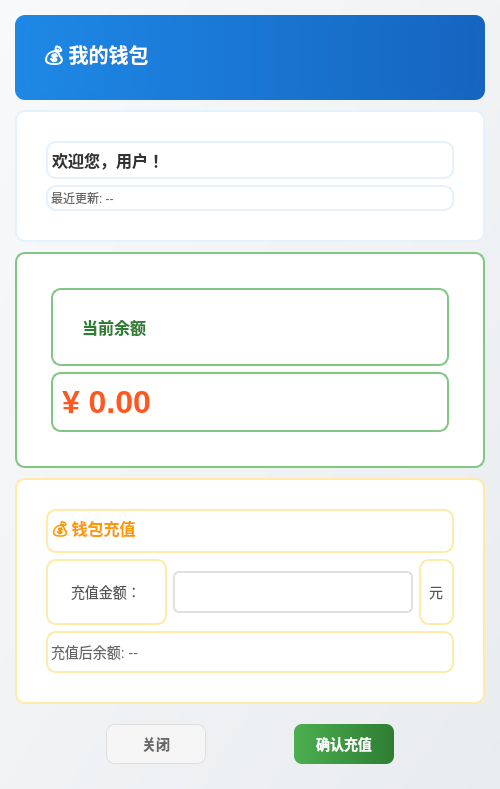
The window that Client/walletdialog.ui (smallsmallrui214/FlightBookingSystem) describes before a commit, drawn with Qt 5.
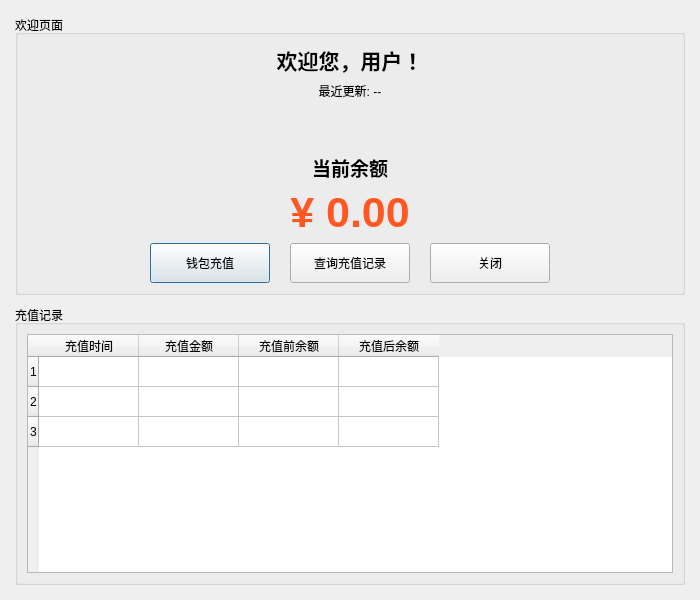
The same window after the commit.

Commit message: 充值与充值记录 - xyfkw13

```diff
--- a/Client/walletdialog.ui
+++ b/Client/walletdialog.ui
@@ -6,19 +6,13 @@
    <rect>
     <x>0</x>
     <y>0</y>
-    <width>500</width>
-    <height>450</height>
+    <width>700</width>
+    <height>600</height>
    </rect>
   </property>
   <property name="windowTitle">
    <string>我的钱包</string>
   </property>
-  <property name="styleSheet">
-   <string notr="true">QDialog {
-    background: qlineargradient(x1:0, y1:0, x2:1, y2:1, stop:0 #f8f9fa, stop:1 #e9ecef);
-    font-family: &quot;Microsoft YaHei&quot;, &quot;PingFang SC&quot;, sans-serif;
-}</string>
-  </property>
   <layout class="QVBoxLayout" name="verticalLayout">
    <property name="spacing">
     <number>10</number>
@@ -36,358 +30,200 @@
     <number>15</number>
    </property>
    <item>
-    <widget class="QFrame" name="headerFrame">
-     <property name="styleSheet">
-      <string notr="true">QFrame {
-    background: qlineargradient(x1:0, y1:0, x2:1, y2:0, stop:0 #1e88e5, stop:1 #1565c0);
-    border-radius: 10px;
-}</string>
-     </property>
-     <property name="frameShape">
-      <enum>QFrame::Shape::StyledPanel</enum>
-     </property>
-     <property name="frameShadow">
-      <enum>QFrame::Shadow::Raised</enum>
-     </property>
-     <layout class="QHBoxLayout" name="horizontalLayout">
-      <item>
-       <widget class="QLabel" name="titleLabel">
-        <property name="styleSheet">
-         <string notr="true">QLabel {
-    color: white;
-    font-size: 20px;
-    font-weight: bold;
-    padding: 15px;
-}</string>
-        </property>
-        <property name="text">
-         <string>💰 我的钱包</string>
-        </property>
-       </widget>
-      </item>
-     </layout>
-    </widget>
-   </item>
-   <item>
-    <widget class="QFrame" name="infoFrame">
-     <property name="styleSheet">
-      <string notr="true">QFrame {
-    background: white;
-    border: 2px solid #e3f2fd;
-    border-radius: 10px;
-    padding: 20px;
-}</string>
-     </property>
-     <property name="frameShape">
-      <enum>QFrame::Shape::StyledPanel</enum>
-     </property>
-     <property name="frameShadow">
-      <enum>QFrame::Shadow::Raised</enum>
+    <widget class="QGroupBox" name="welcomeGroupBox">
+     <property name="title">
+      <string>欢迎页面</string>
      </property>
      <layout class="QVBoxLayout" name="verticalLayout_2">
       <item>
        <widget class="QLabel" name="welcomeLabel">
-        <property name="styleSheet">
-         <string notr="true">QLabel {
-    color: #333;
-    font-size: 16px;
-    font-weight: bold;
-    padding: 5px 0px;
-}</string>
+        <property name="font">
+         <font>
+          <pointsize>16</pointsize>
+          <bold>true</bold>
+         </font>
         </property>
         <property name="text">
          <string>欢迎您，用户！</string>
         </property>
+        <property name="alignment">
+         <set>Qt::AlignmentFlag::AlignCenter</set>
+        </property>
        </widget>
       </item>
       <item>
        <widget class="QLabel" name="lastUpdateLabel">
-        <property name="styleSheet">
-         <string notr="true">QLabel {
-    color: #666;
-    font-size: 12px;
-    padding: 2px 0px;
-}</string>
-        </property>
         <property name="text">
          <string>最近更新: --</string>
         </property>
+        <property name="alignment">
+         <set>Qt::AlignmentFlag::AlignCenter</set>
+        </property>
        </widget>
       </item>
-     </layout>
-    </widget>
-   </item>
-   <item>
-    <widget class="QFrame" name="balanceFrame">
-     <property name="styleSheet">
-      <string notr="true">QFrame {
-    background: white;
-    border: 2px solid #81c784;
-    border-radius: 10px;
-    padding: 25px;
-}</string>
-     </property>
-     <property name="frameShape">
-      <enum>QFrame::Shape::StyledPanel</enum>
-     </property>
-     <property name="frameShadow">
-      <enum>QFrame::Shadow::Raised</enum>
-     </property>
-     <layout class="QVBoxLayout" name="verticalLayout_3">
       <item>
-       <widget class="QLabel" name="balanceTitleLabel">
-        <property name="styleSheet">
-         <string notr="true">QLabel {
-    color: #2e7d32;
-    font-size: 16px;
-    font-weight: bold;
-}</string>
+       <spacer name="verticalSpacer_2">
+        <property name="orientation">
+         <enum>Qt::Orientation::Vertical</enum>
+        </property>
+        <property name="sizeHint" stdset="0">
+         <size>
+          <width>20</width>
+          <height>20</height>
+         </size>
+        </property>
+       </spacer>
+      </item>
+      <item>
+       <widget class="QLabel" name="currentBalanceTitle">
+        <property name="font">
+         <font>
+          <pointsize>14</pointsize>
+          <bold>true</bold>
+         </font>
         </property>
         <property name="text">
          <string>当前余额</string>
         </property>
+        <property name="alignment">
+         <set>Qt::AlignmentFlag::AlignCenter</set>
+        </property>
        </widget>
       </item>
       <item>
        <widget class="QLabel" name="balanceLabel">
+        <property name="font">
+         <font>
+          <pointsize>32</pointsize>
+          <bold>true</bold>
+         </font>
+        </property>
         <property name="styleSheet">
-         <string notr="true">QLabel {
-    color: #ff5722;
-    font-size: 32px;
-    font-weight: bold;
-    font-family: 'Microsoft YaHei';
-    padding: 10px 0px;
-}</string>
+         <string notr="true">color: #ff5722;</string>
         </property>
         <property name="text">
          <string>¥ 0.00</string>
         </property>
-       </widget>
-      </item>
-     </layout>
-    </widget>
-   </item>
-   <item>
-    <widget class="QFrame" name="rechargeFrame">
-     <property name="styleSheet">
-      <string notr="true">QFrame {
-    background: white;
-    border: 2px solid #ffeaa7;
-    border-radius: 10px;
-    padding: 20px;
-}</string>
-     </property>
-     <property name="frameShape">
-      <enum>QFrame::Shape::StyledPanel</enum>
-     </property>
-     <property name="frameShadow">
-      <enum>QFrame::Shadow::Raised</enum>
-     </property>
-     <layout class="QVBoxLayout" name="verticalLayout_4">
-      <item>
-       <widget class="QLabel" name="rechargeTitleLabel">
-        <property name="styleSheet">
-         <string notr="true">QLabel {
-    color: #ff9800;
-    font-size: 16px;
-    font-weight: bold;
-    padding: 5px 0px;
-}</string>
+        <property name="alignment">
+         <set>Qt::AlignmentFlag::AlignCenter</set>
         </property>
-        <property name="text">
-         <string>💰 钱包充值</string>
-        </property>
        </widget>
       </item>
       <item>
-       <layout class="QHBoxLayout" name="rechargeLayout">
+       <layout class="QHBoxLayout" name="welcomeButtonsLayout">
+        <property name="spacing">
+         <number>20</number>
+        </property>
         <item>
-         <widget class="QLabel" name="amountLabel">
+         <spacer name="horizontalSpacer_3">
+          <property name="orientation">
+           <enum>Qt::Orientation::Horizontal</enum>
+          </property>
+          <property name="sizeHint" stdset="0">
+           <size>
+            <width>40</width>
+            <height>20</height>
+           </size>
+          </property>
+         </spacer>
+        </item>
+        <item>
+         <widget class="QPushButton" name="rechargeButton">
           <property name="minimumSize">
            <size>
-            <width>60</width>
-            <height>0</height>
+            <width>120</width>
+            <height>40</height>
            </size>
           </property>
-          <property name="styleSheet">
-           <string notr="true">QLabel {
-    color: #555;
-    font-size: 14px;
-}</string>
-          </property>
           <property name="text">
-           <string>充值金额：</string>
+           <string>钱包充值</string>
           </property>
          </widget>
         </item>
         <item>
-         <widget class="QLineEdit" name="rechargeAmountEdit">
-          <property name="styleSheet">
-           <string notr="true">QLineEdit {
-    background: white;
-    border: 2px solid #e0e0e0;
-    border-radius: 6px;
-    padding: 10px 12px;
-    font-size: 14px;
-    color: #333;
-}
-QLineEdit:focus {
-    border-color: #1e88e5;
-    background-color: #f8fdff;
-}</string>
+         <widget class="QPushButton" name="viewRecordsButton">
+          <property name="minimumSize">
+           <size>
+            <width>120</width>
+            <height>40</height>
+           </size>
           </property>
+          <property name="text">
+           <string>查询充值记录</string>
+          </property>
          </widget>
         </item>
         <item>
-         <widget class="QLabel" name="yuanLabel">
-          <property name="styleSheet">
-           <string notr="true">QLabel {
-    color: #555;
-    font-size: 14px;
-    padding: 0px 5px;
-}</string>
+         <widget class="QPushButton" name="closeButton">
+          <property name="minimumSize">
+           <size>
+            <width>120</width>
+            <height>40</height>
+           </size>
           </property>
           <property name="text">
-           <string>元</string>
+           <string>关闭</string>
           </property>
          </widget>
         </item>
+        <item>
+         <spacer name="horizontalSpacer_4">
+          <property name="orientation">
+           <enum>Qt::Orientation::Horizontal</enum>
+          </property>
+          <property name="sizeHint" stdset="0">
+           <size>
+            <width>40</width>
+            <height>20</height>
+           </size>
+          </property>
+         </spacer>
+        </item>
        </layout>
       </item>
-      <item>
-       <widget class="QLabel" name="newBalanceLabel">
-        <property name="styleSheet">
-         <string notr="true">QLabel {
-    color: #666;
-    font-size: 14px;
-    padding: 8px 0px;
-}</string>
-        </property>
-        <property name="text">
-         <string>充值后余额: --</string>
-        </property>
-       </widget>
-      </item>
      </layout>
     </widget>
    </item>
    <item>
-    <widget class="QFrame" name="buttonFrame">
-     <property name="styleSheet">
-      <string notr="true">QFrame {
-    background: transparent;
-}</string>
+    <widget class="QGroupBox" name="recordsGroupBox">
+     <!-- 移除 visible="false"，让充值记录区域默认可见 -->
+     <property name="title">
+      <string>充值记录</string>
      </property>
-     <property name="frameShape">
-      <enum>QFrame::Shape::StyledPanel</enum>
-     </property>
-     <property name="frameShadow">
-      <enum>QFrame::Shadow::Raised</enum>
-     </property>
-     <layout class="QHBoxLayout" name="horizontalLayout_2">
+     <layout class="QVBoxLayout" name="verticalLayout_4">
       <item>
-       <spacer name="horizontalSpacer">
-        <property name="orientation">
-         <enum>Qt::Orientation::Horizontal</enum>
+       <widget class="QTableWidget" name="recordsTable">
+        <property name="rowCount">
+         <number>3</number>
         </property>
-        <property name="sizeHint" stdset="0">
-         <size>
-          <width>40</width>
-          <height>20</height>
-         </size>
+        <property name="columnCount">
+         <number>4</number>
         </property>
-       </spacer>
-      </item>
-      <item>
-       <widget class="QPushButton" name="closeButton">
-        <property name="minimumSize">
-         <size>
-          <width>100</width>
-          <height>40</height>
-         </size>
-        </property>
-        <property name="styleSheet">
-         <string notr="true">QPushButton {
-    background: #f5f5f5;
-    color: #666;
-    border: 1px solid #ddd;
-    border-radius: 8px;
-    padding: 10px;
-    font-size: 14px;
-    font-weight: bold;
-}
-QPushButton:hover {
-    background: #e0e0e0;
-}
-QPushButton:pressed {
-    background: #d0d0d0;
-}</string>
-        </property>
-        <property name="text">
-         <string>关闭</string>
-        </property>
+        <row/>
+        <row/>
+        <row/>
+        <column>
+         <property name="text">
+          <string>充值时间</string>
+         </property>
+        </column>
+        <column>
+         <property name="text">
+          <string>充值金额</string>
+         </property>
+        </column>
+        <column>
+         <property name="text">
+          <string>充值前余额</string>
+         </property>
+        </column>
+        <column>
+         <property name="text">
+          <string>充值后余额</string>
+         </property>
+        </column>
        </widget>
       </item>
-      <item>
-       <spacer name="horizontalSpacer_2">
-        <property name="orientation">
-         <enum>Qt::Orientation::Horizontal</enum>
-        </property>
-        <property name="sizeHint" stdset="0">
-         <size>
-          <width>20</width>
-          <height>20</height>
-         </size>
-        </property>
-       </spacer>
-      </item>
-      <item>
-       <widget class="QPushButton" name="rechargeButton">
-        <property name="minimumSize">
-         <size>
-          <width>100</width>
-          <height>40</height>
-         </size>
-        </property>
-        <property name="styleSheet">
-         <string notr="true">QPushButton {
-    background: qlineargradient(x1:0, y1:0, x2:1, y2:0, stop:0 #4caf50, stop:1 #2e7d32);
-    color: white;
-    border: none;
-    border-radius: 8px;
-    padding: 10px;
-    font-size: 14px;
-    font-weight: bold;
-}
-QPushButton:hover {
-    background: qlineargradient(x1:0, y1:0, x2:1, y2:0, stop:0 #2e7d32, stop:1 #1b5e20);
-}
-QPushButton:pressed {
-    background: qlineargradient(x1:0, y1:0, x2:1, y2:0, stop:0 #1b5e20, stop:1 #003300);
-}
-QPushButton:disabled {
-    background: #cccccc;
-    color: #888888;
-}</string>
-        </property>
-        <property name="text">
-         <string>确认充值</string>
-        </property>
-       </widget>
-      </item>
-      <item>
-       <spacer name="horizontalSpacer_3">
-        <property name="orientation">
-         <enum>Qt::Orientation::Horizontal</enum>
-        </property>
-        <property name="sizeHint" stdset="0">
-         <size>
-          <width>40</width>
-          <height>20</height>
-         </size>
-        </property>
-       </spacer>
-      </item>
      </layout>
     </widget>
    </item>
```
The commit also changes 13 other files.
